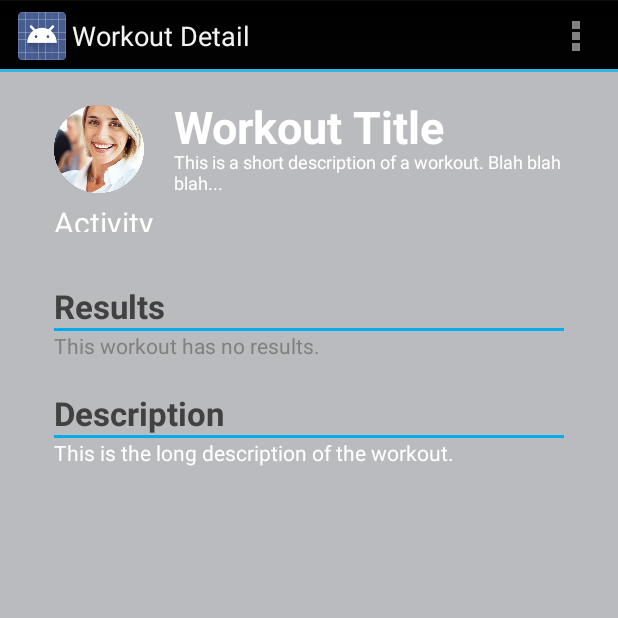
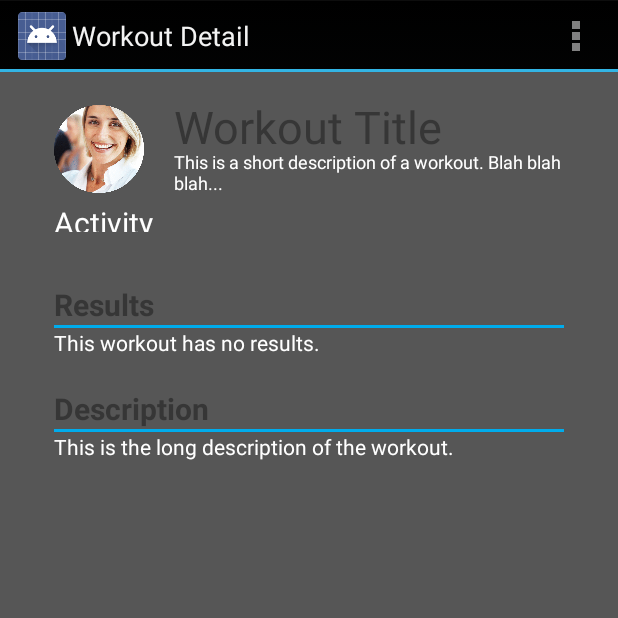
Before and after one commit to csci477-team4/pearsports-android, an Android app: the WorkoutDetailActivity screen opened directly, with no data from a screen before it, on a phone screen of 412 x 824 dp, the top half of it. Run offline under Robolectric (Android 15) with nearby library versions, the phone set to English and light mode, and no system bars; network calls fail; 7 statements that could not run were skipped.

Commit message:
redesign merge

```diff
--- a/app/src/main/java/com/example/app/LoginActivity.java
+++ b/app/src/main/java/com/example/app/LoginActivity.java
@@ -92,7 +92,7 @@ public class LoginActivity extends Activity {
         TextView mForgotPassword = (TextView) findViewById(R.id.text_forgotPassword);
         mForgotPassword.setText(content);
 
-        String create = "Create Account";
+        String create = "Request Account";
         SpannableString content2 = new SpannableString(create);
         content2.setSpan(new UnderlineSpan(), 0, create.length(), 0);
         TextView mCreateAccount = (TextView) findViewById(R.id.text_createAccount);
--- a/app/src/main/res/layout/activity_workout_detail_incomplete.xml
+++ b/app/src/main/res/layout/activity_workout_detail_incomplete.xml
@@ -7,7 +7,7 @@
     android:paddingRight="@dimen/activity_horizontal_margin"
     android:paddingTop="@dimen/activity_vertical_margin"
     android:paddingBottom="@dimen/activity_vertical_margin"
-    android:background="@color/theme_medium"
+    android:background="@color/dgray"
     tools:context="com.example.app.WorkoutHistoryActivity">
 
     <LinearLayout
@@ -51,17 +51,14 @@
 
             <TextView
                 android:id="@+id/workout_detail_name"
-                android:textAllCaps="false"
                 android:textSize="30dp"
                 android:layout_width="match_parent"
                 android:layout_height="35dp"
                 android:textIsSelectable="false"
                 android:text="Workout Title"
                 android:fontFamily="Avenir"
-                android:textColor="@color/white"
-                android:capitalize="words"
-                android:textStyle="bold"
-                android:gravity="left|top" />
+                android:gravity="left|top"
+                style="@style/title"/>
 
             <ScrollView
                 android:layout_width="match_parent"
@@ -95,9 +92,10 @@
             android:text="Results"
             android:paddingTop="10dp"
             android:paddingLeft="20dp"
+            android:textSize="20dp"
             android:fontFamily="Avenir"
-            android:textColor="@color/theme_dark"
-            android:shadowColor="@color/theme_dark"
+            android:textColor="@color/offblack"
+            android:shadowColor="@color/offblack"
             android:textStyle="bold" />
 
         <View
@@ -111,7 +109,7 @@
             android:layout_width="fill_parent"
             android:layout_height="20dp"
             android:paddingLeft="20dp"
-            android:textColor="@color/gray"
+            android:textColor="@color/white"
             android:text="This workout has no results."
             android:fontFamily="Avenir"/>
 
@@ -122,9 +120,10 @@
             android:text="Description"
             android:paddingTop="20dp"
             android:paddingLeft="20dp"
+            android:textSize="20dp"
             android:fontFamily="Avenir"
-            android:textColor="@color/theme_dark"
-            android:shadowColor="@color/theme_dark"
+            android:textColor="@color/offblack"
+            android:shadowColor="@color/offblack"
             android:textStyle="bold" />
 
         <View
--- a/app/src/main/res/layout/trainee_row.xml
+++ b/app/src/main/res/layout/trainee_row.xml
@@ -20,7 +20,7 @@
             android:src="@drawable/trainee_1" />
 
         <TextView
-            android:layout_width="275dp"
+            android:layout_width="250dp"
             android:layout_height="40dp"
             android:layout_marginLeft="10dp"
             android:layout_marginRight="5dp"
@@ -35,7 +35,7 @@
             android:layout_height="40dp"
             android:id="@+id/right_arrow"
             android:src="@drawable/right_arrow"
-            android:paddingBottom="10dp"/>
+            android:paddingBottom="10dp" />
     </LinearLayout>
 
     <RelativeLayout
--- a/app/src/main/res/values/styles.xml
+++ b/app/src/main/res/values/styles.xml
@@ -75,11 +75,13 @@
         <item name="android:textColor" >@color/offblack</item>
         <item name="android:shadowColor" >@color/offblack</item>
         <item name="android:textSize" >30dp</item>
-        <item name="android:textAllCaps" >true</item>
+        <item name="android:textAllCaps" >false</item>
     </style>
 
     <style name="subtitle" >
-        <item name="android:textColor" >@color/white</item>
+        <item name="android:textColor" >@color/offblack</item>
+        <item name="android:shadowColor" >@color/offblack</item>
+        <item name="android:textStyle" >bold</item>
         <item name="android:textSize" >20dp</item>
     </style>
 
```
Also changed, not shown: app/src/main/res/layout/activity_workout_detail_completed.xml (+7 -10 lines), app/src/main/res/layout/activity_workout_history.xml (+6 -3 lines), app/src/main/res/layout/fragment_trainee_detail.xml (+4 -4 lines).
